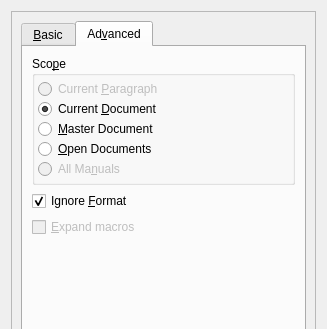
First picture: the form in src/frontends/qt4/ui/FindAndReplaceUi.ui, repository cburschka/lyx, before the edit; both pictures show x 0 to 327 and y 0 to 329 of the 327 by 523 pixel window.
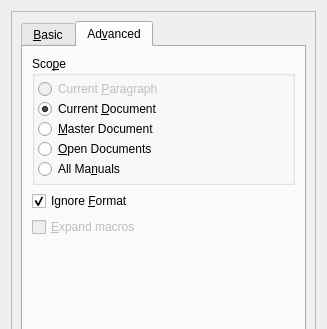
Second picture: the form after the edit. The open tabs and pages were chosen to show the change. Custom widgets are drawn as their Qt base class.

Patch:
```diff
--- a/src/frontends/qt4/ui/FindAndReplaceUi.ui
+++ b/src/frontends/qt4/ui/FindAndReplaceUi.ui
@@ -697,7 +697,7 @@
                 <item row="4" column="0">
                  <widget class="QRadioButton" name="AllManualsRB">
                   <property name="enabled">
-                   <bool>false</bool>
+                   <bool>true</bool>
                   </property>
                   <property name="sizePolicy">
                    <sizepolicy>
```
